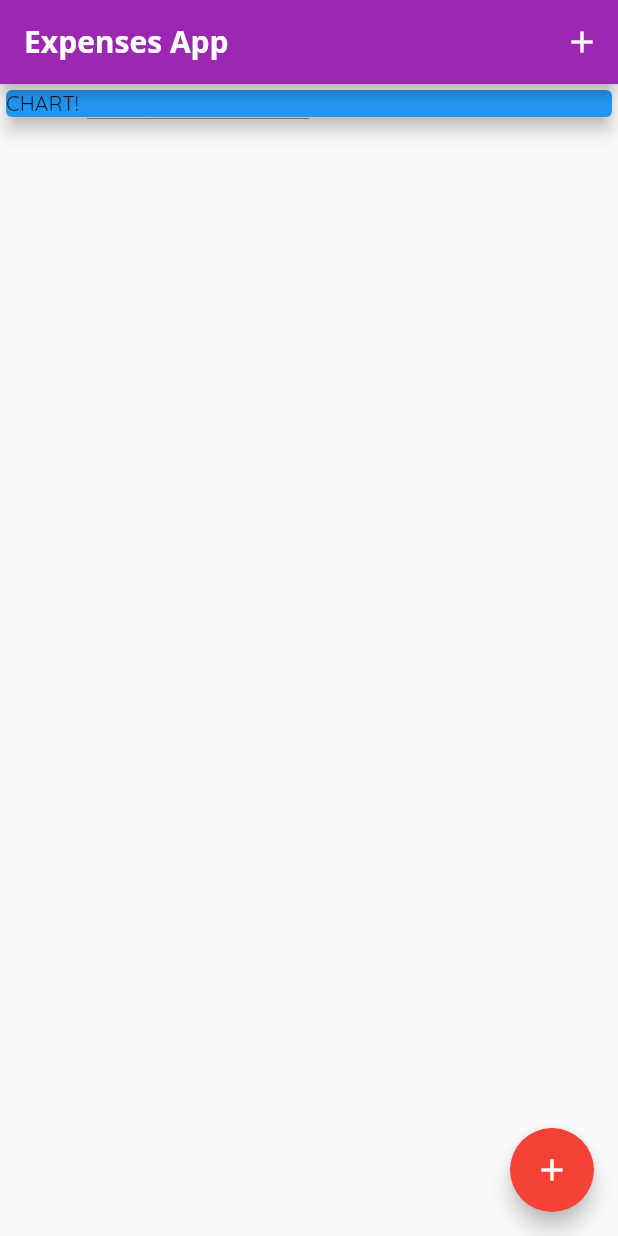
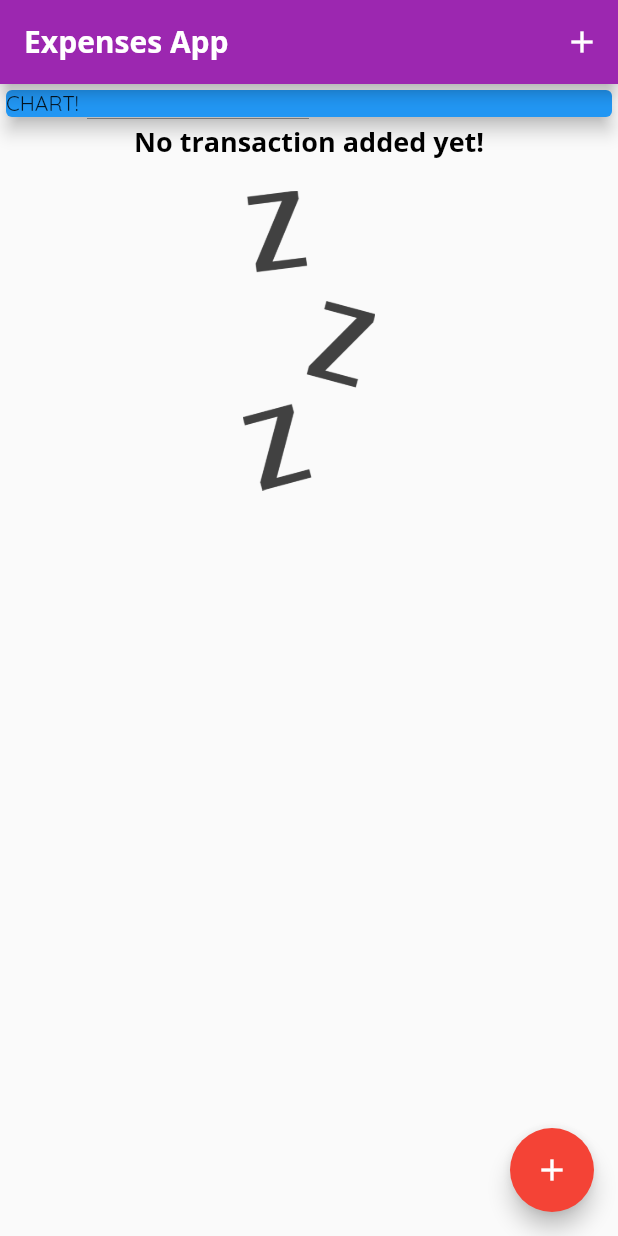
Before and after one commit to Arieh-code/expenses_projcet, a Flutter app: the screen it shows after launch, on a phone screen of 412 x 824 dp. Run offline on Flutter 3.47's test engine with Material 2 defaults, Android fonts, the light colour scheme and no system bars.

Commit message:
added image into sizedbox

```diff
--- a/lib/widgets/transaction_list.dart
+++ b/lib/widgets/transaction_list.dart
@@ -11,7 +11,23 @@ class TransactionList extends StatelessWidget {
   Widget build(BuildContext context) {
     return SizedBox(
       height: 300,
-      child: ListView.builder(
+      child: transactions.isEmpty
+          ? Column(
+              children: [
+                Text(
+                  "No transaction added yet!",
+                  style: Theme.of(context).textTheme.headline1,
+                ),
+                const SizedBox(
+                  height: 20,
+                ),
+                SizedBox(
+                    height: 200,
+                    child: Image.asset('assets/images/waiting.png',
+                        fit: BoxFit.cover))
+              ],
+            )
+          : ListView.builder(
               itemBuilder: (ctx, index) {
                 return Card(
                   child: Row(
@@ -45,7 +61,8 @@ class TransactionList extends StatelessWidget {
                             style: Theme.of(context).textTheme.headline1,
                           ),
                           Text(
-                      DateFormat.yMMMEd().format(transactions[index].date),
+                            DateFormat.yMMMEd()
+                                .format(transactions[index].date),
                             style: const TextStyle(
                               color: Colors.grey,
                             ),
```
Lines whose indentation alone changed are shown as unchanged.
